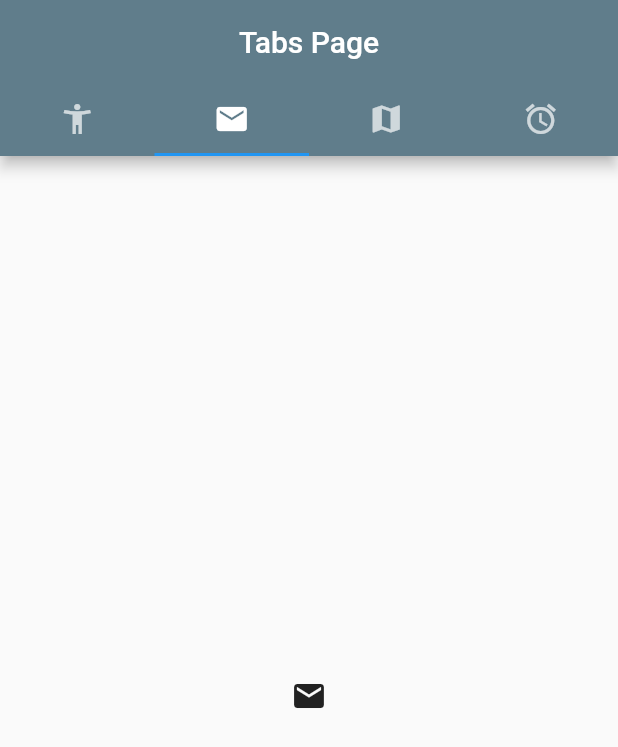
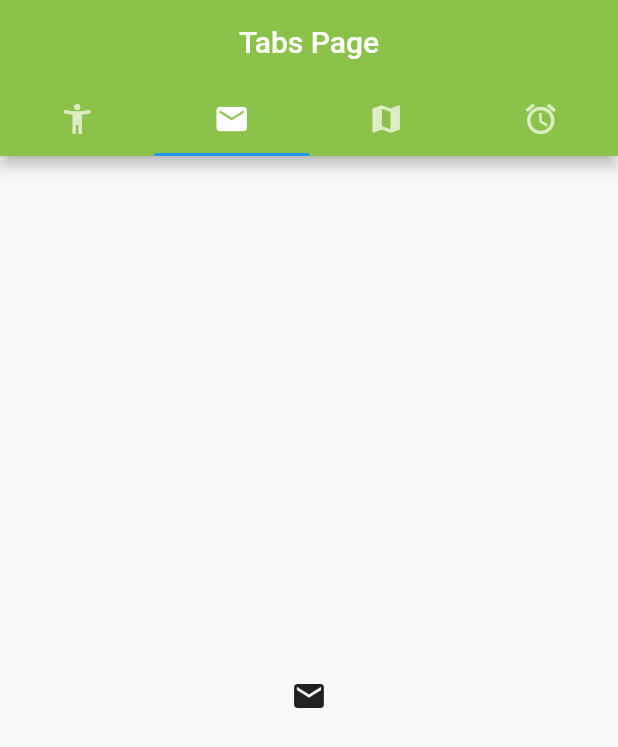
Before and after one commit to juddcito/flutter_practica_06, a Flutter app: the screen it shows after launch, on a phone screen of 412 x 824 dp. Shown: the top 747 px of the screen. Run offline on Flutter 3.47's test engine with Material 2 defaults, Android fonts, the light colour scheme and no system bars.

Commit message:
color de appbar cambiado

```diff
--- a/lib/src/tabs_page.dart
+++ b/lib/src/tabs_page.dart
@@ -12,7 +12,7 @@ class TabsPage extends StatelessWidget {
       length: 4,
       child: Scaffold(
         appBar: AppBar(
-          backgroundColor: Colors.blueGrey,
+          backgroundColor: Colors.lightGreen,
           title: const Text('Tabs Page'),
           centerTitle: true,
           bottom: const TabBar(
@@ -37,7 +37,7 @@ class TabsPage extends StatelessWidget {
             Icon(Icons.accessibility_new),
             Icon(Icons.mail),
             Icon(Icons.map),
-            Icon(Icons.access_alarm)
+            Icon(Icons.access_alarm),
           ],
         ),
       )
```
